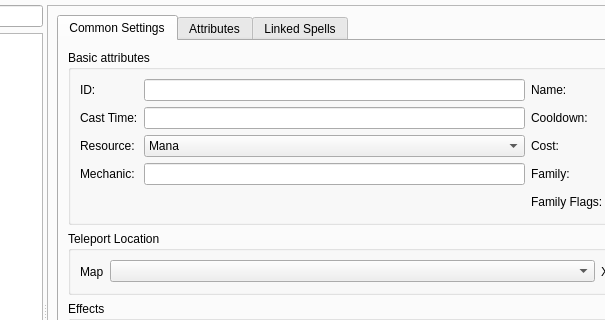
First picture: the form in editor/ui/object_editor.ui, repository Kyoril/wow-pp, before the edit; both pictures show x 129 to 734 and y 87 to 407 of the 1157 by 726 pixel window.
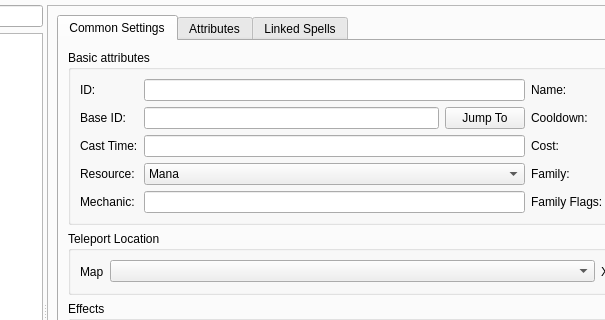
Second picture: the form after the edit. The open tabs and pages were chosen to show the change. Icons and pictures are not drawn.

Commit message: Editor displays spell baseid values

The edit to the form file:
```diff
--- a/editor/ui/object_editor.ui
+++ b/editor/ui/object_editor.ui
@@ -650,14 +650,14 @@
                        </property>
                       </widget>
                      </item>
-                     <item row="1" column="0">
+                     <item row="2" column="0">
                       <widget class="QLabel" name="label_3">
                        <property name="text">
                         <string>Cast Time:</string>
                        </property>
                       </widget>
                      </item>
-                     <item row="1" column="1">
+                     <item row="2" column="1">
                       <widget class="QLineEdit" name="castTimeField">
                        <property name="enabled">
                         <bool>true</bool>
@@ -667,14 +667,14 @@
                        </property>
                       </widget>
                      </item>
-                     <item row="2" column="0">
+                     <item row="3" column="0">
                       <widget class="QLabel" name="label_4">
                        <property name="text">
                         <string>Resource:</string>
                        </property>
                       </widget>
                      </item>
-                     <item row="2" column="1">
+                     <item row="3" column="1">
                       <widget class="QComboBox" name="resourceField">
                        <property name="enabled">
                         <bool>true</bool>
@@ -712,20 +712,45 @@
                        </item>
                       </widget>
                      </item>
-                     <item row="3" column="0">
+                     <item row="4" column="0">
                       <widget class="QLabel" name="label_31">
                        <property name="text">
                         <string>Mechanic:</string>
                        </property>
                       </widget>
                      </item>
-                     <item row="3" column="1">
+                     <item row="4" column="1">
                       <widget class="QLineEdit" name="spellMechanicField">
                        <property name="readOnly">
                         <bool>true</bool>
                        </property>
                       </widget>
                      </item>
+                     <item row="1" column="0">
+                      <widget class="QLabel" name="label_34">
+                       <property name="text">
+                        <string>Base ID:</string>
+                       </property>
+                      </widget>
+                     </item>
+                     <item row="1" column="1">
+                      <layout class="QHBoxLayout" name="horizontalLayout_17">
+                       <item>
+                        <widget class="QLineEdit" name="txtBaseSpell">
+                         <property name="readOnly">
+                          <bool>true</bool>
+                         </property>
+                        </widget>
+                       </item>
+                       <item>
+                        <widget class="QPushButton" name="btnBaseSpell">
+                         <property name="text">
+                          <string>Jump To</string>
+                         </property>
+                        </widget>
+                       </item>
+                      </layout>
+                     </item>
                     </layout>
                    </item>
                    <item>
```
The commit also changes 1 other file.
